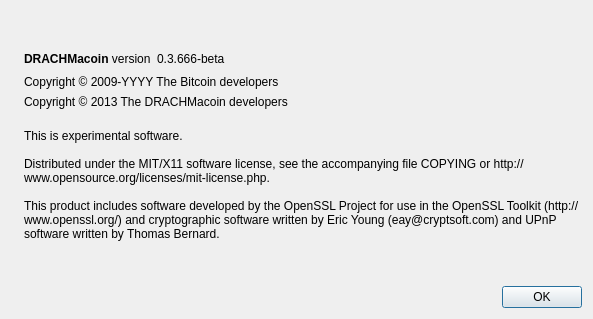
The window that src/qt/forms/aboutdialog.ui (microcash-dev/DRACHMacoin) describes before a commit, drawn with Qt 5.
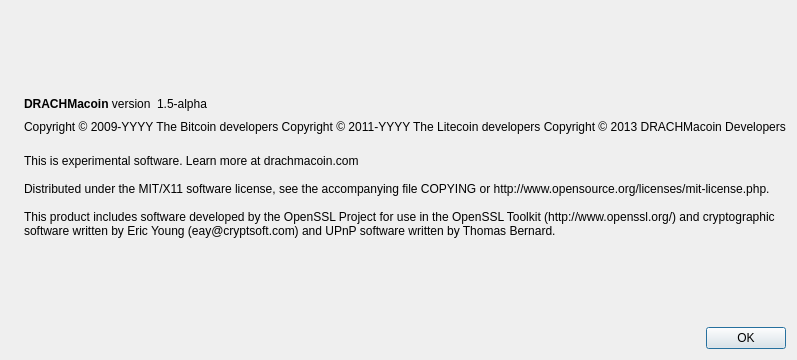
The same window after the commit. Icons and pictures are not drawn.

Diff of the .ui file:
```diff
--- a/src/qt/forms/aboutdialog.ui
+++ b/src/qt/forms/aboutdialog.ui
@@ -7,7 +7,7 @@
     <x>0</x>
     <y>0</y>
     <width>593</width>
-    <height>319</height>
+    <height>360</height>
    </rect>
   </property>
   <property name="windowTitle">
@@ -63,7 +63,7 @@
           <cursorShape>IBeamCursor</cursorShape>
          </property>
          <property name="text">
-          <string notr="true">0.3.666-beta</string>
+          <string notr="true">1.5-alpha</string>
          </property>
          <property name="textInteractionFlags">
           <set>Qt::LinksAccessibleByMouse|Qt::TextSelectableByKeyboard|Qt::TextSelectableByMouse</set>
@@ -91,23 +91,9 @@
         <cursorShape>IBeamCursor</cursorShape>
        </property>
        <property name="text">
-        <string notr="true">Copyright &amp;copy; 2009-YYYY The Bitcoin developers</string>
-       </property>
-       <property name="textFormat">
-        <enum>Qt::RichText</enum>
-       </property>
-       <property name="textInteractionFlags">
-        <set>Qt::LinksAccessibleByMouse|Qt::TextSelectableByKeyboard|Qt::TextSelectableByMouse</set>
-       </property>
-      </widget>
-     </item>
-     <item>
-      <widget class="QLabel" name="copyrightLabel2">
-       <property name="cursor">
-        <cursorShape>IBeamCursor</cursorShape>
-       </property>
-       <property name="text">
-        <string notr="true">Copyright &amp;copy; 2013 The DRACHMacoin developers</string>
+        <string notr="true">Copyright &amp;copy; 2009-YYYY The Bitcoin developers
+Copyright &amp;copy; 2011-YYYY The Litecoin developers
+Copyright &amp;copy; 2013 DRACHMacoin Developers</string>
        </property>
        <property name="textFormat">
         <enum>Qt::RichText</enum>
@@ -124,7 +110,7 @@
        </property>
        <property name="text">
         <string>
-This is experimental software.
+This is experimental software. Learn more at drachmacoin.com
 
 Distributed under the MIT/X11 software license, see the accompanying file COPYING or http://www.opensource.org/licenses/mit-license.php.
 
```
